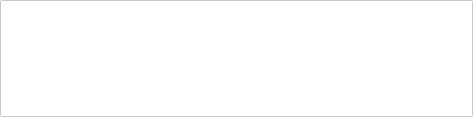
The window that plugins/Base_Output/OutputWidget.ui (asd977/base_cae) describes before a commit, drawn with Qt 5.
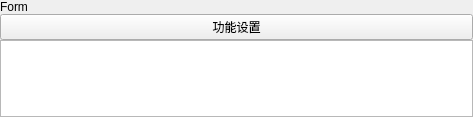
The same window after the commit. Icons and pictures are not drawn.

Commit message: fix(ui): place verticalSpacer at page root layout end

What changed in the file:
```diff
--- a/plugins/Base_Output/OutputWidget.ui
+++ b/plugins/Base_Output/OutputWidget.ui
@@ -19,104 +19,6 @@
   <property name="windowTitle">
    <string>Form</string>
   </property>
-  <property name="styleSheet">
-   <string notr="true">QWidget{
-font-family: &quot;Microsoft YaHei&quot;, &quot;微软雅黑&quot;;
-}
-QPushButton {
-    font-size: 17px;
-    min-height: 32px;
-}
-QPushButton#pushButton {
-    background-color: rgb(224, 233, 244);
-    border-width: 1px;
-    border-color: rgb(121, 121, 121);
-    border-style: solid;
-    min-height: 33px;
-    border-top: 1px solid rgb(169, 169, 169);
-    border-bottom: 1px solid rgb(169, 169, 169);
-    border-left: none;
-    border-right: none;
-    text-align: left;
-    padding-left: 15px;
-    font-size: 17px;
-}
-QLabel {
-    font-size: 17px;
-    color: rgb(51, 51, 51);
-}
-QLabel#pageNameLabel {
-    font-size: 20px;
-    padding-left: 9px;
-    color: rgb(53, 103, 147);
-}
-QLineEdit, QTextEdit, QPlainTextEdit, QSpinBox, QDoubleSpinBox, QDateTimeEdit {
-    border: 1px solid rgb(200, 200, 200);
-    border-radius: 2px;
-    font-size: 17px;
-    min-height: 30px;
-}
-QLineEdit:focus, QTextEdit:focus, QPlainTextEdit:focus,
-QSpinBox:focus, QDoubleSpinBox:focus, QDateTimeEdit:focus {
-    border-color: rgb(100, 100, 255);
-    outline: none;
-}
-QComboBox {
-    font-size: 17px;
-    color: rgb(51, 51, 51);
-    padding-left: 6px;
-    background: rgb(240, 240, 240);
-    border: 1px solid rgb(169, 169, 169);
-    border-radius: 3px;
-    min-height: 30px;
-}
-QComboBox::drop-down {
-    subcontrol-origin: padding;
-    subcontrol-position: top right;
-    width: 20px;
-    background: rgb(240, 240, 240);
-    border-left: 1px solid rgb(190, 190, 190);
-}
-QComboBox::down-arrow {
-    image: url(:/resources/arrow_down_drawn.svg);
-    width: 12px;
-    height: 12px;
-}
-QSpinBox::up-button, QDoubleSpinBox::up-button {
-    subcontrol-origin: border;
-    subcontrol-position: top right;
-    width: 18px;
-    border-left: 1px solid rgb(190, 190, 190);
-    border-bottom: 1px solid rgb(210, 210, 210);
-    background: rgb(240, 240, 240);
-}
-QSpinBox::down-button, QDoubleSpinBox::down-button {
-    subcontrol-origin: border;
-    subcontrol-position: bottom right;
-    width: 18px;
-    border-left: 1px solid rgb(190, 190, 190);
-    background: rgb(240, 240, 240);
-}
-QSpinBox::up-arrow, QDoubleSpinBox::up-arrow {
-    image: url(:/resources/arrow_up_drawn.svg);
-    width: 10px;
-    height: 10px;
-}
-QSpinBox::down-arrow, QDoubleSpinBox::down-arrow {
-    image: url(:/resources/arrow_down_drawn.svg);
-    width: 10px;
-    height: 10px;
-}
-QRadioButton, QCheckBox, QGroupBox {
-    font-size: 17px;
-}
-QTableWidget, QTreeWidget, QListWidget {
-    font-size: 16px;
-    gridline-color: rgb(210, 210, 210);
-}
-
-</string>
-  </property>
   <layout class="QVBoxLayout" name="verticalLayout">
    <property name="spacing">
     <number>0</number>
@@ -136,10 +38,37 @@
    <property name="bottomMargin">
     <number>0</number>
    </property>
+      <item>
+    <widget class="QLabel" name="pageNameLabel">
+     <property name="text">
+      <string>Form</string>
+     </property>
+    </widget>
+   </item>
    <item>
-    <widget class="QTextEdit" name="textEdit"/>
+    <widget class="QPushButton" name="pushButton">
+     <property name="text">
+      <string>功能设置</string>
+     </property>
+    </widget>
    </item>
-  </layout>
+<item>
+    <widget class="QTextEdit" name="textEdit" />
+   </item>
+     <item>
+    <spacer name="verticalSpacer">
+     <property name="orientation">
+      <enum>Qt::Vertical</enum>
+     </property>
+     <property name="sizeHint" stdset="0">
+      <size>
+       <width>20</width>
+       <height>40</height>
+      </size>
+     </property>
+    </spacer>
+   </item>
+</layout>
  </widget>
  <resources/>
  <connections/>
```
Left out of the diff: 6 changed lines with no effect on the pictures. The commit also changes 45 other files.
